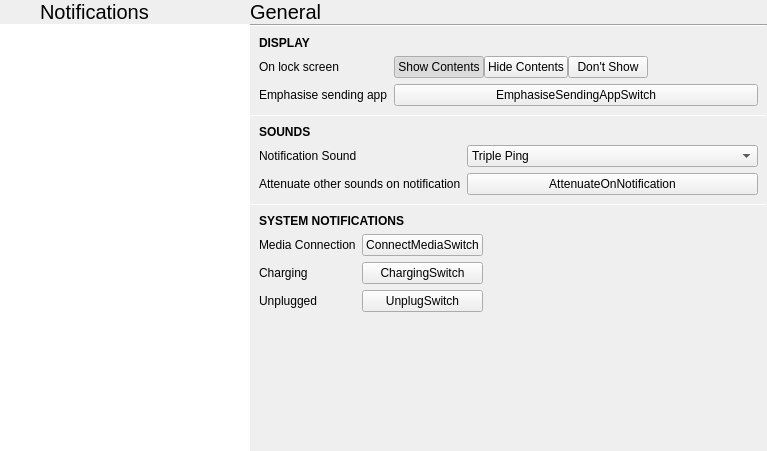
Above: statuscenter/NotificationsPane/settings/settingspane.ui from vicr123/theshell before the change. Below: the same form after it.
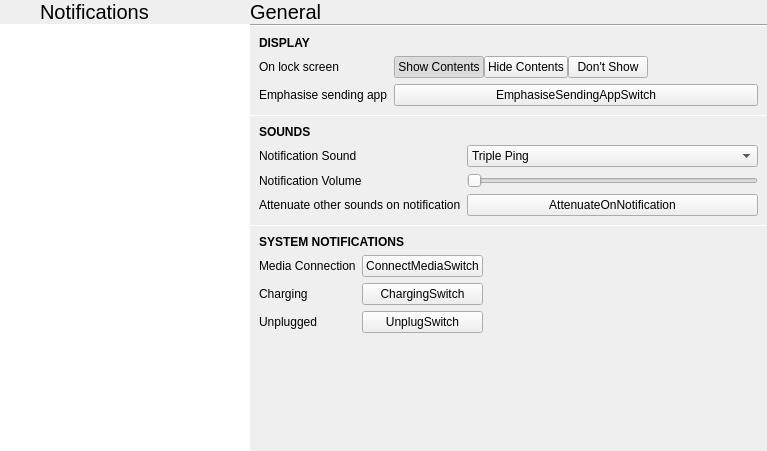
That is the form after the change. Icons and pictures are not drawn. Custom widgets are drawn as their Qt base class.

Patch:
```diff
--- a/statuscenter/NotificationsPane/settings/settingspane.ui
+++ b/statuscenter/NotificationsPane/settings/settingspane.ui
@@ -360,10 +360,17 @@
              <property name="spacing">
               <number>6</number>
              </property>
-             <item row="2" column="0">
-              <widget class="QLabel" name="label_8">
+             <item row="1" column="0">
+              <widget class="QLabel" name="label_7">
                <property name="text">
-                <string>Attenuate other sounds on notification</string>
+                <string>Notification Sound</string>
+               </property>
+              </widget>
+             </item>
+             <item row="3" column="1">
+              <widget class="tSwitch" name="attenuateOnNotification">
+               <property name="text">
+                <string notr="true">AttenuateOnNotification</string>
                </property>
               </widget>
              </item>
@@ -392,10 +399,10 @@
                </item>
               </widget>
              </item>
-             <item row="1" column="0">
-              <widget class="QLabel" name="label_7">
+             <item row="3" column="0">
+              <widget class="QLabel" name="label_8">
                <property name="text">
-                <string>Notification Sound</string>
+                <string>Attenuate other sounds on notification</string>
                </property>
               </widget>
              </item>
@@ -412,10 +419,20 @@
                </property>
               </widget>
              </item>
-             <item row="2" column="1">
-              <widget class="tSwitch" name="attenuateOnNotification">
+             <item row="2" column="0">
+              <widget class="QLabel" name="label_19">
                <property name="text">
-                <string notr="true">AttenuateOnNotification</string>
+                <string>Notification Volume</string>
+               </property>
+              </widget>
+             </item>
+             <item row="2" column="1">
+              <widget class="QSlider" name="notificationVolumeSlider">
+               <property name="maximum">
+                <number>100</number>
+               </property>
+               <property name="orientation">
+                <enum>Qt::Horizontal</enum>
                </property>
               </widget>
              </item>
```
Left out of the diff: 4 changed lines with no effect on the pictures.
